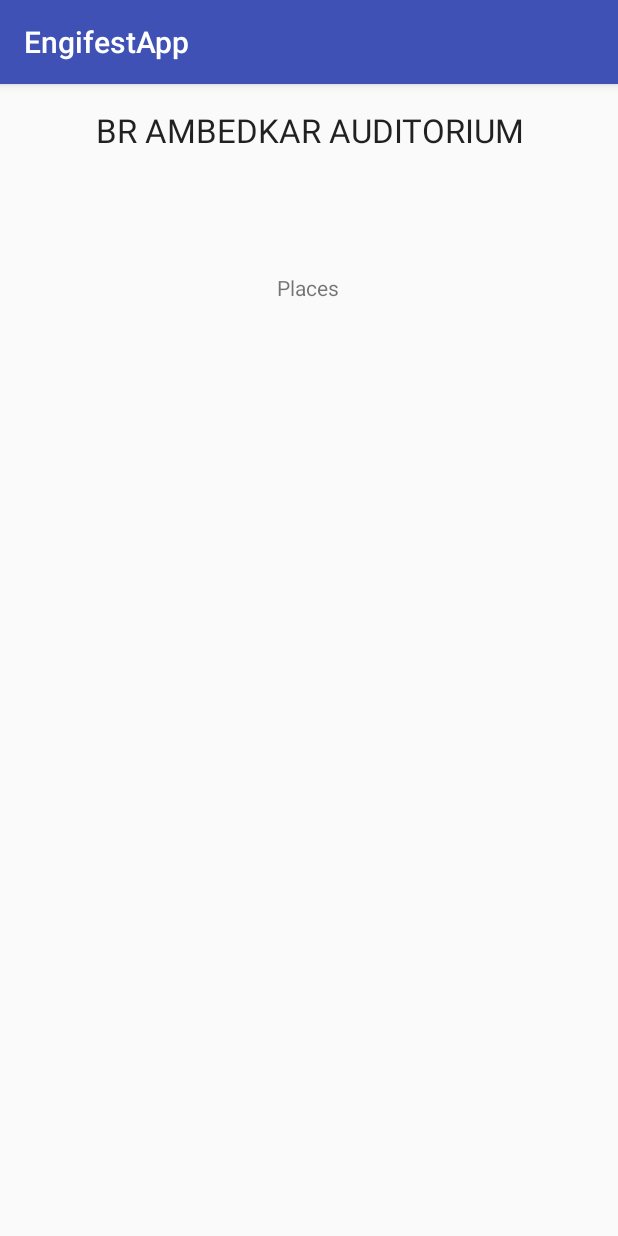
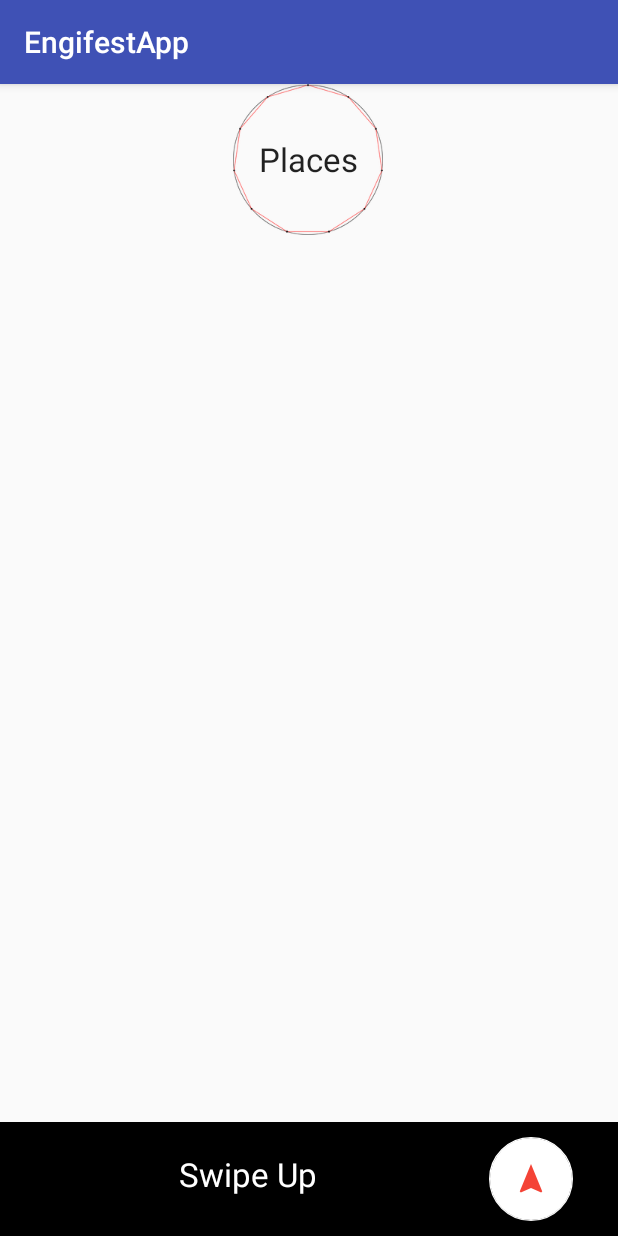
Before and after one commit to batbrain7/EngifestApp, an Android app: the PlacesActivity screen opened directly, with no data from a screen before it, on a phone screen of 412 x 824 dp. Run offline under Robolectric (Android 15) with nearby library versions, the phone set to English and light mode, and no system bars.

Commit message:
Navigation added

```diff
--- a/app/build.gradle
+++ b/app/build.gradle
@@ -26,5 +26,6 @@ dependencies {
         exclude group: 'com.android.support', module: 'support-annotations'
     })
     compile 'com.android.support:appcompat-v7:27.0.2'
+    compile 'com.android.support:design:27.0.2'
     testCompile 'junit:junit:4.12'
 }
--- a/app/src/main/java/com/example/shubham/engifestapp/Activities/PlacesActivity.java
+++ b/app/src/main/java/com/example/shubham/engifestapp/Activities/PlacesActivity.java
@@ -1,7 +1,11 @@
 package com.example.shubham.engifestapp.Activities;
 
+import android.content.Intent;
+import android.net.Uri;
+import android.support.design.widget.FloatingActionButton;
 import android.support.v7.app.AppCompatActivity;
 import android.os.Bundle;
+import android.view.View;
 import android.widget.TextView;
 
 import com.example.shubham.engifestapp.CustomView.CircularIndexView;
@@ -11,22 +15,59 @@ import com.example.shubham.engifestapp.R;
 public class PlacesActivity extends AppCompatActivity {
 
     private TextView textView;
+    private FloatingActionButton fab;
     @Override
     protected void onCreate(Bundle savedInstanceState) {
         super.onCreate(savedInstanceState);
         setContentView(R.layout.activity_places);
 
-        textView = (TextView)findViewById(R.id.text_title);
+        textView = findViewById(R.id.navigate_text);
 
-        CircularIndexView circularIndexView = (CircularIndexView) findViewById(R.id.circular_view);
+        fab = findViewById(R.id.navigation_icon);
+        CircularIndexView circularIndexView = findViewById(R.id.circular_view);
         circularIndexView.setOnIndexChangeListener(new OnIndexChangeListener() {
             @Override
-            public void OnIndexChange(String place) {
-                textView.setText(place);
+            public void OnIndexChange(final String place) {
+
+                textView.setText("Get directions to " + place);
+
+                fab.setOnClickListener(new View.OnClickListener() {
+                    @Override
+                    public void onClick(View view) {
+                        switch (place) {
+
+                            case "MECH C" :
+                                NavigateInDTU("Canteen");
+                                break;
+                            case "SPS Halls":
+                                NavigateInDTU("SPS - 13");
+                                break;
+                            case "Clock Tower":
+                                NavigateInDTU("Training and Placement Department");
+                                break;
+                            case "Edusat Hall":
+                                NavigateInDTU("Dr. BR Ambedkar Auditorium");
+                                break;
+                            case "Hostel Road":
+                                NavigateInDTU("CV Raman Hostel");
+                                break;
+                            case "Transit Hostel Ground":
+                                NavigateInDTU("Ramanujan Hostel");
+                                break;
+                            default:
+                                NavigateInDTU(place);
+                        }
+                    }
+                });
             }
         });
-        circularIndexView.setIndexPlace("BR AMBEDKAR AUDITORIUM");
-        textView.setText("BR AMBEDKAR AUDITORIUM");
+        circularIndexView.setIndexPlace("BR Ambedkar Auditorium");
+ //       textView.setText("BR AMBEDKAR AUDITORIUM");
 
     }
+
+    public void NavigateInDTU(String pname) {
+        Intent intent = new Intent(Intent.ACTION_VIEW, Uri.parse("google.navigation:q="+pname+",DTU+,Delhi"));
+        startActivity(intent);
+    }
 }
--- a/app/src/main/java/com/example/shubham/engifestapp/CustomView/CircularIndexView.java
+++ b/app/src/main/java/com/example/shubham/engifestapp/CustomView/CircularIndexView.java
@@ -29,20 +29,20 @@ public class CircularIndexView extends ViewGroup {
     private float startAngle = 0;
     private float centerXY;
 
-      String[] places = new String[]{"BR AMBEDKAR AUDITORIUM",
-              "WIND POINT",
-              "CONVOCATION HALL",
+      String[] places = new String[]{"BR Ambedkar Auditorium",
+              "Wind Point",
+              "Convocation Hall",
               "OAT",
-              "MINI OAT",
+              "Mini OAT",
               "MECH C",
-              "SPORTS COMPLEX",
+              "Sports Complex",
               "SPS HALLS",
-              "MIC MAC",
-              "EDUSAT HALL",
-              "HOSTEL ROAD",
-              "DTU MAIN GATE",
-              "DTU LAKE",
-              "TRANSIT HOSTEL GROUND"
+              "Clock Tower",
+              "Edusat Hal",
+              "Hostel Road",
+              "DTU Entrance Gate",
+              "DTU Lake",
+              "Transit Hostel Ground"
       };
 
 
@@ -64,7 +64,6 @@ public class CircularIndexView extends ViewGroup {
 
     @Override
     protected void onMeasure(int widthMeasureSpec, int heightMeasureSpec) {
-//        super.onMeasure(widthMeasureSpec, heightMeasureSpec);
 
         int width = 0;
         int height = 0;
--- a/app/src/main/res/layout/activity_places.xml
+++ b/app/src/main/res/layout/activity_places.xml
@@ -1,36 +1,73 @@
 <?xml version="1.0" encoding="utf-8"?>
-<LinearLayout xmlns:android="http://schemas.android.com/apk/res/android"
+<android.support.design.widget.CoordinatorLayout xmlns:android="http://schemas.android.com/apk/res/android"
     xmlns:app="http://schemas.android.com/apk/res-auto"
     xmlns:tools="http://schemas.android.com/tools"
     android:layout_width="match_parent"
     android:layout_height="match_parent"
-    android:paddingBottom="@dimen/activity_vertical_margin"
-    android:paddingLeft="@dimen/activity_horizontal_margin"
-    android:paddingRight="@dimen/activity_horizontal_margin"
-    android:paddingTop="@dimen/activity_vertical_margin"
-    android:orientation="vertical"
     tools:context="com.example.shubham.engifestapp.Activities.PlacesActivity">
 
-    <TextView
+    <RelativeLayout
         android:layout_width="match_parent"
-        android:layout_height="wrap_content"
-        android:gravity="center"
-        android:textAppearance="?android:textAppearanceLarge"
-        android:text="Hello World!"
-        android:id="@+id/text_title"
-        />
+        android:layout_height="match_parent">
+        <!--<TextView-->
+        <!--android:layout_width="match_parent"-->
+        <!--android:layout_height="wrap_content"-->
+        <!--android:gravity="center"-->
+        <!--android:textAppearance="?android:textAppearanceLarge"-->
+        <!--android:text="Hello World!"-->
+        <!--android:id="@+id/text_title"-->
+        <!--/>-->
 
     <com.example.shubham.engifestapp.CustomView.CircularIndexView
         android:layout_width="wrap_content"
         android:layout_height="wrap_content"
-        android:layout_gravity="center"
-        android:layout_marginTop="40dp"
+        android:layout_centerHorizontal="true"
         android:id="@+id/circular_view"
+        android:background="#00000000"
         >
         <TextView
             android:layout_width="wrap_content"
             android:layout_height="wrap_content"
+            android:textAppearance="?android:textAppearanceLarge"
             android:text="Places"
             />
     </com.example.shubham.engifestapp.CustomView.CircularIndexView>
-</LinearLayout>
+        <LinearLayout
+            android:layout_width="match_parent"
+            android:layout_height="wrap_content"
+            android:background="#000"
+            android:orientation="vertical"
+            android:layout_alignParentBottom="true"
+            app:layout_behavior="android.support.design.widget.BottomSheetBehavior"
+            >
+            <LinearLayout
+                android:layout_width="match_parent"
+                android:layout_height="wrap_content"
+                android:orientation="horizontal"
+                android:padding="10dp"
+                >
+                <TextView
+                    android:layout_width="wrap_content"
+                    android:layout_height="wrap_content"
+                    android:text="Swipe Up "
+                    android:textColor="#fff"
+                    android:layout_weight="1"
+                    android:id="@+id/navigate_text"
+                    android:layout_margin="10dp"
+                    android:textAppearance="?android:textAppearanceLarge"
+                    android:gravity="center"
+                    />
+                <android.support.design.widget.FloatingActionButton
+                    android:layout_width="wrap_content"
+                    android:layout_height="wrap_content"
+                    android:layout_marginRight="20dp"
+                    app:backgroundTint="#fff"
+                    android:id="@+id/navigation_icon"
+                    android:src="@drawable/ic_navigation_red_500_24dp"
+                    />
+            </LinearLayout>
+
+        </LinearLayout>
+    </RelativeLayout>
+
+</android.support.design.widget.CoordinatorLayout>
--- a/build.gradle
+++ b/build.gradle
@@ -9,7 +9,7 @@ buildscript {
         }
     }
     dependencies {
-        classpath 'com.android.tools.build:gradle:2.2.1'
+        classpath 'com.android.tools.build:gradle:3.0.1'
 
         // NOTE: Do not place your application dependencies here; they belong
         // in the individual module build.gradle files
```
Also changed, not shown: app/src/main/res/drawable-hdpi/ic_navigation_red_500_24dp.png (added), app/src/main/res/drawable-mdpi/ic_navigation_red_500_24dp.png (added), app/src/main/res/drawable-xxhdpi/cpinner.jpg (added), app/src/main/res/drawable-xxhdpi/cpouter.jpg (added), app/src/main/res/drawable-xxhdpi/ic_navigation_red_500_24dp.png (added), app/src/main/res/drawable-xxxhdpi/ic_navigation_red_500_24dp.png (added), app/src/main/res/mipmap-xxxhdpi/disc.png (added), app/src/main/res/mipmap-xxxhdpi/ring1.png (added), gradle/wrapper/gradle-wrapper.properties.
